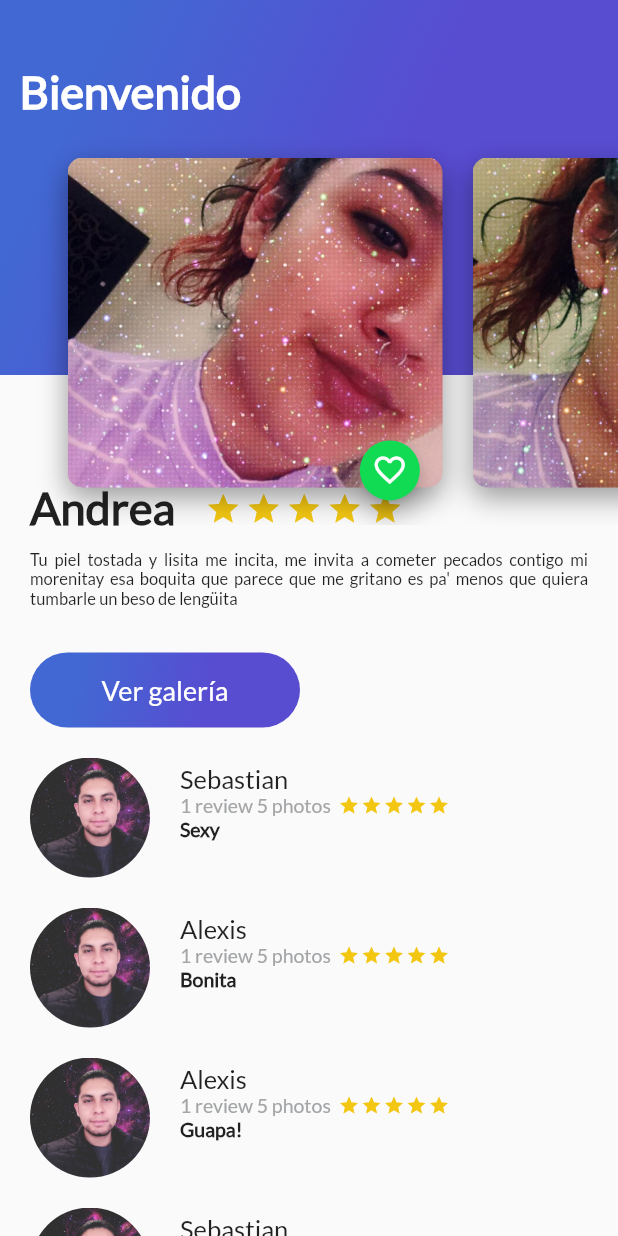
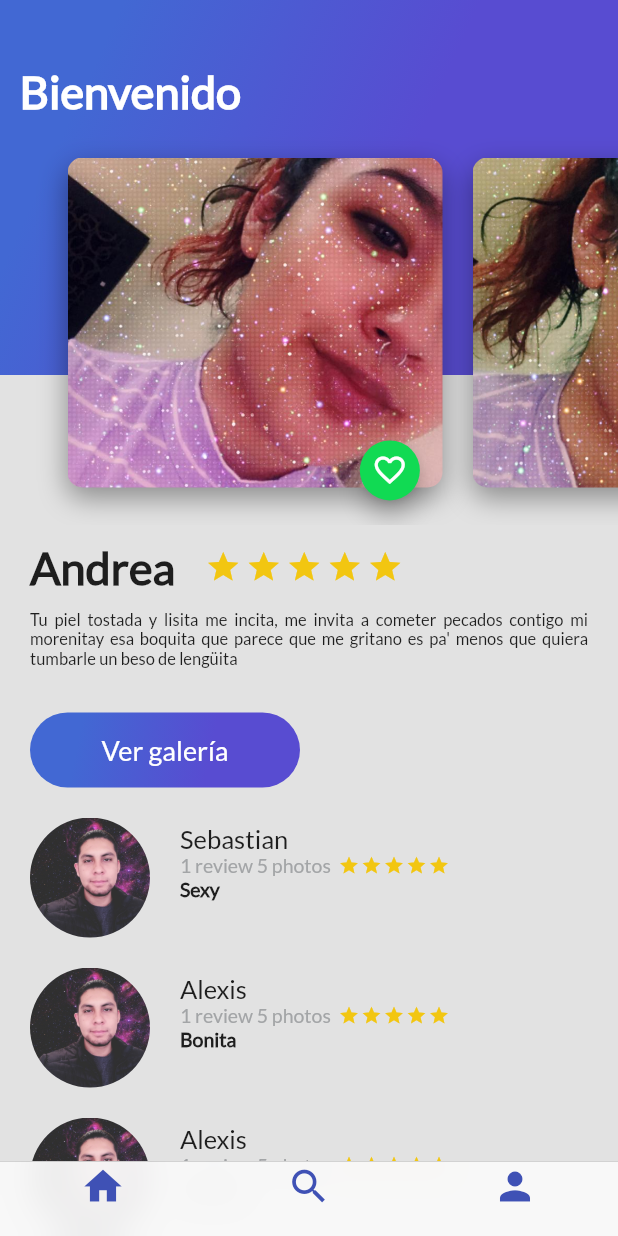
Before and after one commit to alexis-ramos/flutter-app-one, a Flutter app: the screen it shows after launch, on a phone screen of 412 x 824 dp. Run offline on Flutter 3.47's test engine with Material 2 defaults, Android fonts, the phone set to English and light mode, and no system bars.

Commit message:
Se agrega bottomBar para android e ios con copertino

```diff
--- /dev/null
+++ b/lib/coffee_trips_copertino.dart
@@ -0,0 +1,43 @@
+import 'package:flutter/material.dart';
+import 'package:flutter/cupertino.dart';
+import 'home_trips.dart';
+import 'search_trips.dart';
+import 'profile_trips.dart';
+
+class CoffeeTripsCopertino extends StatelessWidget {
+  @override
+  Widget build(BuildContext context) {
+    // TODO: implement build
+    return Scaffold(
+      bottomNavigationBar: CupertinoTabScaffold(
+        tabBar: CupertinoTabBar(items: [
+          BottomNavigationBarItem(
+              icon: Icon(Icons.home, color: Colors.indigo), title: Text("")),
+          BottomNavigationBarItem(
+              icon: Icon(Icons.search, color: Colors.indigo), title: Text("")),
+          BottomNavigationBarItem(
+              icon: Icon(Icons.person, color: Colors.indigo), title: Text("")),
+        ]),
+        tabBuilder: (BuildContext context, int index) {
+          switch (index) {
+            case 0:
+              return CupertinoTabView(
+                builder: (BuildContext context) => HomeTrips(),
+              );
+              break;
+            case 1:
+              return CupertinoTabView(
+                builder: (BuildContext context) => SearchTrips(),
+              );
+              break;
+            case 2:
+              return CupertinoTabView(
+                builder: (BuildContext context) => ProfileTrips(),
+              );
+              break;
+          }
+        },
+      ),
+    );
+  }
+}
--- a/lib/description_place.dart
+++ b/lib/description_place.dart
@@ -29,7 +29,7 @@ class DescriptionPlace extends StatelessWidget {
     );
 
     final star = Container(
-      margin: EdgeInsets.only(top: 323.0, right: 3.0),
+      margin: EdgeInsets.only(top: 360.0, right: 3.0),
       child: Icon(
         Icons.star,
         color: Color(0xFFf2C611),
@@ -48,7 +48,7 @@ class DescriptionPlace extends StatelessWidget {
     final title_stars = Row(
       children: <Widget>[
         Container(
-          margin: EdgeInsets.only(top: 320.0, left: 20.0, right: 20.0),
+          margin: EdgeInsets.only(top: 360.0, left: 20.0, right: 20.0),
           child: Text(
             namePlace,
             style: TextStyle(
--- /dev/null
+++ b/lib/home_trips.dart
@@ -0,0 +1,24 @@
+import 'package:flutter/material.dart';
+import 'package:layout_one/review_list.dart';
+
+import 'description_place.dart';
+import 'header_appbar.dart';
+
+class HomeTrips extends StatelessWidget {
+  @override
+  Widget build(BuildContext context) {
+    // TODO: implement build
+    return Stack(
+      children: <Widget>[
+        ListView(
+          children: <Widget>[
+            DescriptionPlace("Andrea", 4,
+                "Tu piel tostada y lisita me incita, me invita a cometer pecados contigo mi morenitay esa boquita que parece que me gritano es pa' menos que quiera tumbarle un beso de lengüita"),
+            ReviewList()
+          ],
+        ),
+        HeaderAppBar()
+      ],
+    );
+  }
+}
--- a/lib/main.dart
+++ b/lib/main.dart
@@ -1,9 +1,7 @@
 import 'package:flutter/material.dart';
 import 'package:flutter/services.dart';
-import 'description_place.dart';
-import 'review_list.dart';
-import 'gradient_back.dart';
-import 'header_appbar.dart';
+import 'coff33_trips.dart';
+import 'coffee_trips_copertino.dart';
 
 void main() {
   SystemChrome.setSystemUIOverlayStyle(SystemUiOverlayStyle(
@@ -30,21 +28,7 @@ class MyApp extends StatelessWidget {
           // is not restarted.
           primarySwatch: Colors.blue,
         ),
-        home: Scaffold(
-          //body: new DescriptionPlace("Bahamas", 4, "descripcion se puede hacer con una variable"),
-          body: Stack(
-            children: <Widget>[
-              ListView(
-                children: <Widget>[
-                  DescriptionPlace("Andrea", 4,
-                      "Tu piel tostada y lisita me incita, me invita a cometer pecados contigo mi morenitay esa boquita que parece que me gritano es pa' menos que quiera tumbarle un beso de lengüita"),
-                  ReviewList()
-                ],
-              ),
-              HeaderAppBar()
-            ],
-          ),
-        ));
+        home: CoffeeTripsCopertino());
   }
 }
 
```
Also changed, not shown: lib/coff33_trips.dart (added, +50 -0 lines), lib/profile_trips.dart (added, +11 -0 lines), lib/search_trips.dart (added, +11 -0 lines).
